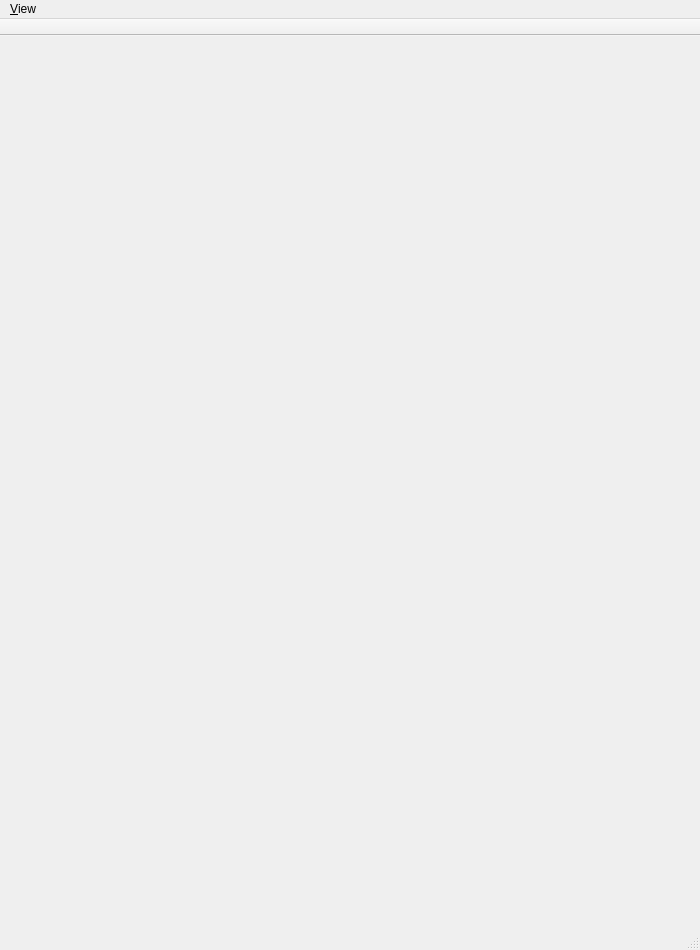
Qt form navigator/MainWindow.ui (rprichard/CxxCodeBrowser) before a commit.
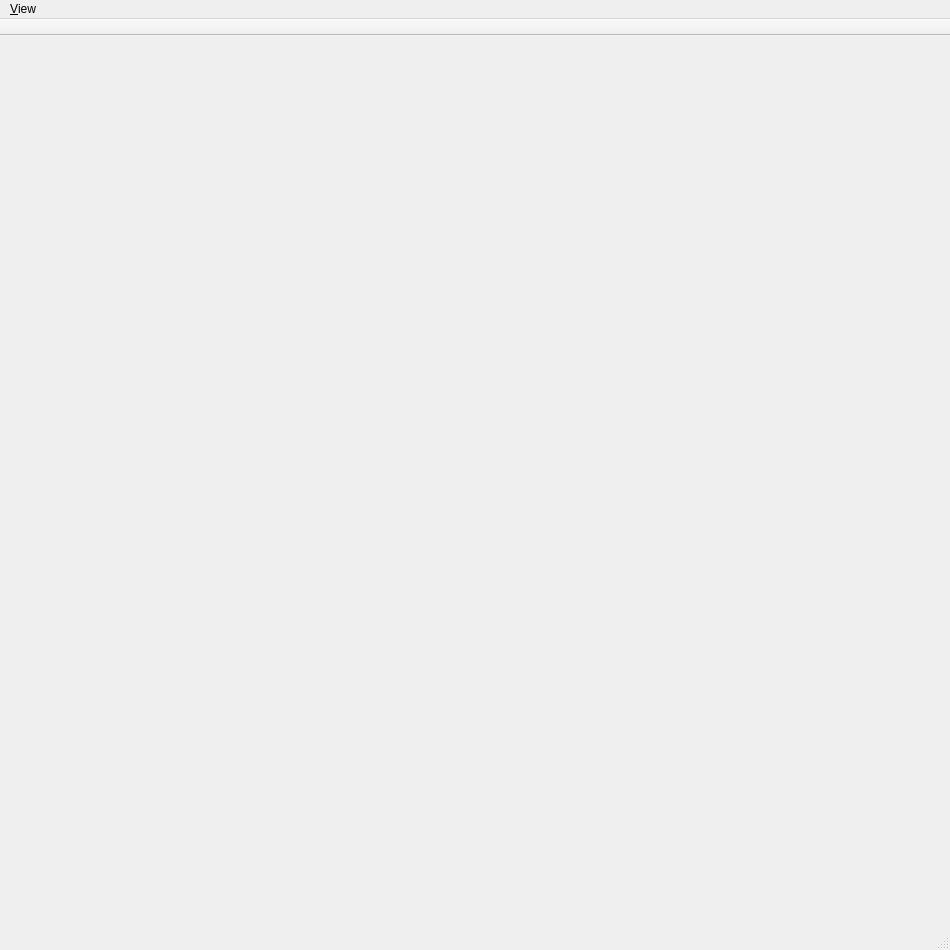
The same form after that commit.

Patch:
```diff
--- a/navigator/MainWindow.ui
+++ b/navigator/MainWindow.ui
@@ -6,7 +6,7 @@
    <rect>
     <x>0</x>
     <y>0</y>
-    <width>700</width>
+    <width>950</width>
     <height>950</height>
    </rect>
   </property>
@@ -25,7 +25,7 @@
     <rect>
      <x>0</x>
      <y>0</y>
-     <width>700</width>
+     <width>950</width>
      <height>25</height>
     </rect>
    </property>
```
Left out of the diff: 8 changed lines with no effect on the pictures.
